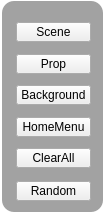
This is Scripts/MainMenu.ui in Plij/Oulutest as Qt 5 draws it before an edit. The edited form follows.
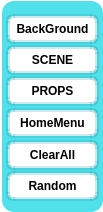
This is the edited form.

Patch:
```diff
--- a/Scripts/MainMenu.ui
+++ b/Scripts/MainMenu.ui
@@ -21,7 +21,86 @@
   </property>
   <property name="styleSheet">
    <string notr="true">QWidget#MainMenu { background-color: transparent; }
-QFrame#frame { background-color: rgba(136, 136, 136, 200); border-radius: 12px;}
+QFrame#frame { background-color: rgba(33, 217, 229,200);
+ border-radius: 12px;}
+
+QPushButton#BackgroundBtn{color:black;
+background-color: white;
+ border-width: 4px;
+ border-color: rgba(29,158,166,55);
+ border-style: solid;
+ border-radius: 7;
+ padding: 3px;
+ font-size: 12px;
+font:bold;
+ padding-left: 5px;
+ padding-right: 5px;}
+QPushButton#SceneBtn{color:black;
+background-color: white;
+ border-width: 4px;
+ border-color: rgba(29,158,166,55);
+ border-style: solid;
+ border-radius: 7;
+ padding: 3px;
+ font-size: 12px;
+font:bold;
+ padding-left: 5px;
+ padding-right: 5px;}
+QPushButton#PropBtn{color:black;
+background-color: white;
+ border-width: 4px;
+ border-color: rgba(29,158,166,55);
+ border-style: solid;
+ border-radius: 7;
+ padding: 3px;
+ font-size: 12px;
+font:bold;
+ padding-left: 5px;
+ padding-right: 5px;}
+QPushButton#ClearMenuBtn{color:black;
+background-color: white;
+ border-width: 4px;
+ border-color: rgba(29,158,166,55);
+ border-style: solid;
+ border-radius: 7;
+ padding: 3px;
+ font-size: 12px;
+font:bold;
+ padding-left: 5px;
+ padding-right: 5px;}
+QPushButton#ClearEntityBtn{color:black;
+background-color: white;
+ border-width: 4px;
+ border-color: rgba(29,158,166,55);
+ border-style: solid;
+ border-radius: 7;
+ padding: 3px;
+ font-size: 12px;
+font:bold;
+ padding-left: 5px;
+ padding-right: 5px;}
+QPushButton#RandomBtn{color:black;
+background-color: white;
+ border-width: 4px;
+ border-color: rgba(29,158,166,55);
+ border-style: solid;
+ border-radius: 7;
+ padding: 3px;
+ font-size: 12px;
+font:bold;
+ padding-left: 5px;
+ padding-right: 5px;}
+QPushButton#MumbleBtn{color:black;
+background-color: white;
+ border-width: 4px;
+ border-color: rgba(29,158,166,55);
+ border-style: solid;
+ border-radius: 7;
+ padding: 3px;
+ font-size: 12px;
+font:bold;
+ padding-left: 5px;
+ padding-right: 5px;}
 </string>
   </property>
   <widget class="QFrame" name="frame">
@@ -39,45 +118,54 @@
    <property name="frameShadow">
     <enum>QFrame::Raised</enum>
    </property>
+   <property name="lineWidth">
+    <number>0</number>
+   </property>
    <widget class="QPushButton" name="BackgroundBtn">
     <property name="geometry">
      <rect>
-      <x>14</x>
-      <y>84</y>
-      <width>75</width>
-      <height>20</height>
+      <x>4</x>
+      <y>13</y>
+      <width>93</width>
+      <height>30</height>
      </rect>
     </property>
     <property name="mouseTracking">
      <bool>true</bool>
     </property>
     <property name="text">
-     <string>Background</string>
+     <string>BackGround</string>
+    </property>
+    <property name="iconSize">
+     <size>
+      <width>16</width>
+      <height>16</height>
+     </size>
     </property>
    </widget>
    <widget class="QPushButton" name="PropBtn">
     <property name="geometry">
      <rect>
-      <x>14</x>
-      <y>53</y>
-      <width>75</width>
-      <height>20</height>
+      <x>4</x>
+      <y>75</y>
+      <width>93</width>
+      <height>30</height>
      </rect>
     </property>
     <property name="mouseTracking">
      <bool>true</bool>
     </property>
     <property name="text">
-     <string>Prop</string>
+     <string>PROPS</string>
     </property>
    </widget>
    <widget class="QPushButton" name="SceneBtn">
     <property name="geometry">
      <rect>
-      <x>14</x>
-      <y>21</y>
-      <width>75</width>
-      <height>20</height>
+      <x>4</x>
+      <y>44</y>
+      <width>93</width>
+      <height>30</height>
      </rect>
     </property>
     <property name="mouseTracking">
@@ -87,16 +175,16 @@
      <string notr="true"/>
     </property>
     <property name="text">
-     <string>Scene</string>
+     <string>SCENE</string>
     </property>
    </widget>
    <widget class="QPushButton" name="ClearMenuBtn">
     <property name="geometry">
      <rect>
-      <x>14</x>
-      <y>116</y>
-      <width>75</width>
-      <height>20</height>
+      <x>4</x>
+      <y>107</y>
+      <width>93</width>
+      <height>30</height>
      </rect>
     </property>
     <property name="mouseTracking">
@@ -112,10 +200,10 @@
    <widget class="QPushButton" name="ClearEntityBtn">
     <property name="geometry">
      <rect>
-      <x>14</x>
-      <y>147</y>
-      <width>75</width>
-      <height>20</height>
+      <x>4</x>
+      <y>139</y>
+      <width>93</width>
+      <height>30</height>
      </rect>
     </property>
     <property name="mouseTracking">
@@ -131,10 +219,10 @@
    <widget class="QPushButton" name="RandomBtn">
     <property name="geometry">
      <rect>
-      <x>14</x>
-      <y>180</y>
-      <width>75</width>
-      <height>20</height>
+      <x>4</x>
+      <y>170</y>
+      <width>93</width>
+      <height>30</height>
      </rect>
     </property>
     <property name="mouseTracking">
```
